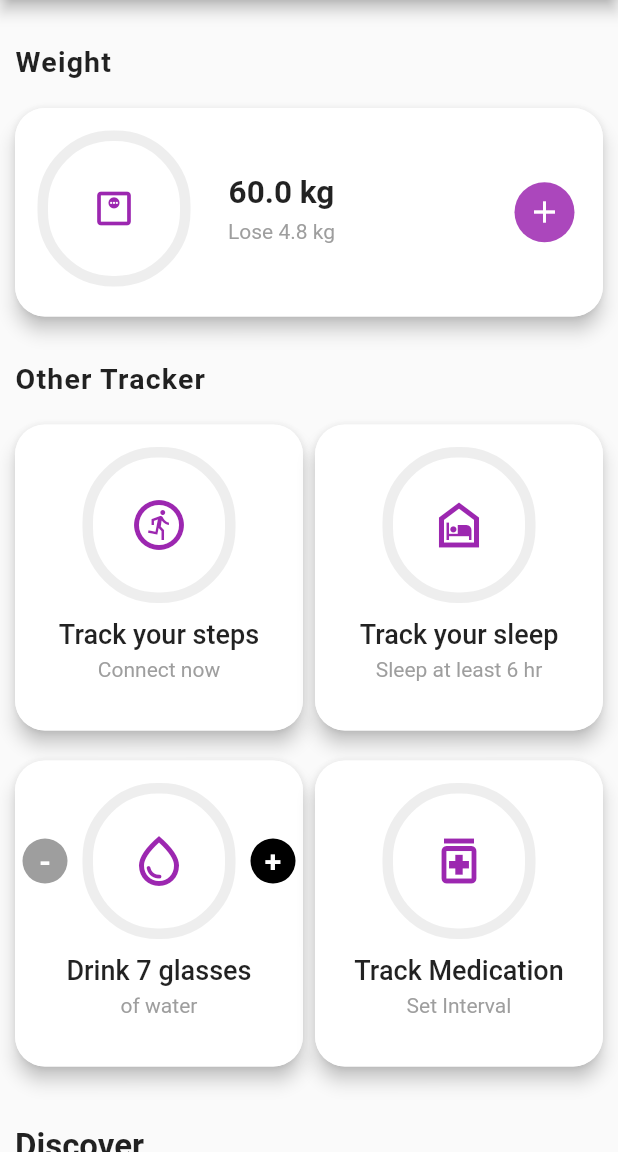
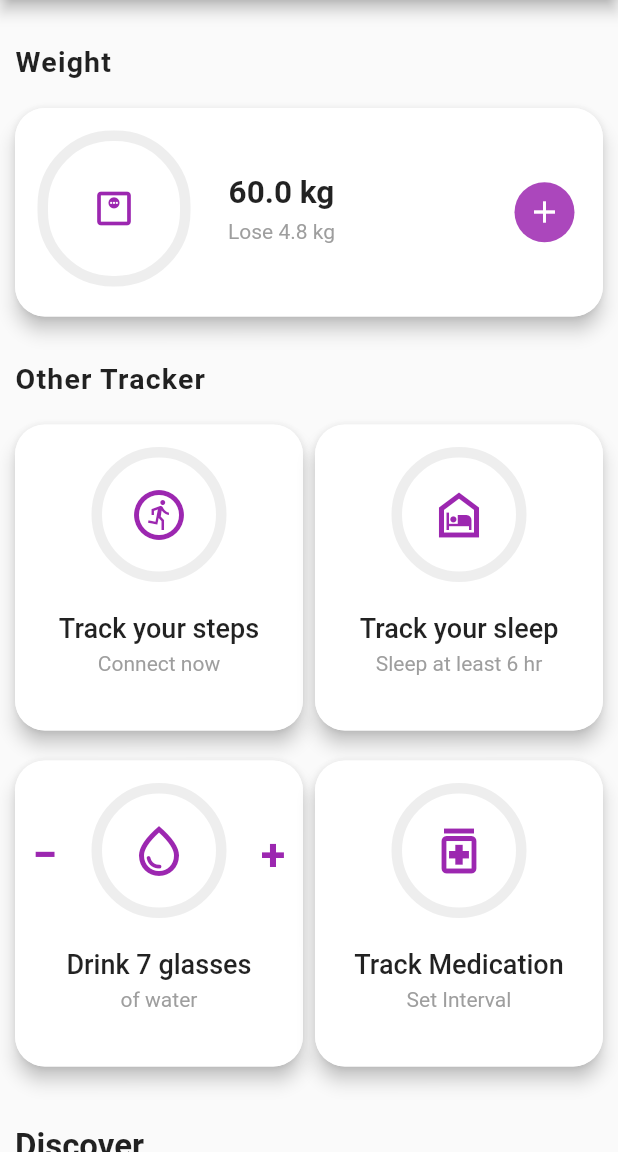
Before and after one commit to tjanhvi/Fitness-Community-App, a Flutter app: the Sections screen opened directly, on a phone screen of 412 x 824 dp, the part 84-1236 px from its top. Run offline on Flutter 3.47's test engine with Material 2 defaults, Android fonts, the phone set to English and light mode, and no system bars; our stand-ins replace firebase_auth, firebase_core, pinput, syncfusion_flutter_calendar, syncfusion_flutter_gauges, wave; accounts and stored records are empty.

Commit message:
added buttons

```diff
--- a/fitness_app/lib/screens/homepage_Sections/Sections.dart
+++ b/fitness_app/lib/screens/homepage_Sections/Sections.dart
@@ -181,9 +181,8 @@ class _SectionsState extends State<Sections> {
                               child: Column(
                                 children: [
                                   Container(
-                                    height:
-                                        MediaQuery.of(context).size.height - 720,
-                                    width: MediaQuery.of(context).size.width - 310,
+                                    height: 90.0,
+                                    width: 90.0,
                                     decoration: BoxDecoration(
                                         borderRadius: BorderRadius.circular(50),
                                         border: Border.all(
@@ -195,7 +194,7 @@ class _SectionsState extends State<Sections> {
                                     ),
                                   ),
                                   SizedBox(
-                                    height: 10,
+                                    height: 20,
                                   ),
                                   Text(
                                     "Track your steps",
@@ -222,7 +221,7 @@ class _SectionsState extends State<Sections> {
                             Navigator.push(
                                 context,
                                 MaterialPageRoute(
-                                    builder: (context) => SleepTracker()));
+                                  builder: (context) => SleepTracker()));
                           },
                           child: Material(
                             elevation: 5,
@@ -238,9 +237,8 @@ class _SectionsState extends State<Sections> {
                               child: Column(
                                 children: [
                                   Container(
-                                    height:
-                                        MediaQuery.of(context).size.height - 720,
-                                    width: MediaQuery.of(context).size.width - 310,
+                                    height: 90.0,
+                                    width: 90.0,
                                     decoration: BoxDecoration(
                                         borderRadius: BorderRadius.circular(50),
                                         border: Border.all(
@@ -252,7 +250,7 @@ class _SectionsState extends State<Sections> {
                                     ),
                                   ),
                                   SizedBox(
-                                    height: 10,
+                                    height: 20,
                                   ),
                                   Text(
                                     "Track your sleep",
@@ -311,25 +309,19 @@ class _SectionsState extends State<Sections> {
                                         child: Container(
                                           height: 30,
                                           width: 30,
-                                          decoration: BoxDecoration(
-                                              color: Colors.grey,
-                                              borderRadius:
-                                                  BorderRadius.circular(20)),
                                           child: Center(
                                               child: Text(
-                                            "-",
+                                            "−",
                                             style: TextStyle(
                                                 fontWeight: FontWeight.bold,
-                                                fontSize: 20,
-                                                color: Colors.white),
+                                                fontSize: 30,
+                                                color: Colors.purple),
                                           )),
                                         ),
                                       ),
                                       Container(
-                                        height: MediaQuery.of(context).size.height -
-                                            720,
-                                        width:
-                                            MediaQuery.of(context).size.width - 310,
+                                        height: 90.0,
+                                        width: 90.0,
                                         decoration: BoxDecoration(
                                             borderRadius: BorderRadius.circular(50),
                                             border: Border.all(
@@ -346,24 +338,20 @@ class _SectionsState extends State<Sections> {
                                         child: Container(
                                           height: 30,
                                           width: 30,
-                                          decoration: BoxDecoration(
-                                              color: Colors.black,
-                                              borderRadius:
-                                                  BorderRadius.circular(20)),
                                           child: Center(
                                               child: Text(
                                             "+",
                                             style: TextStyle(
                                                 fontWeight: FontWeight.bold,
-                                                fontSize: 20,
-                                                color: Colors.white),
+                                                fontSize: 30,
+                                                color: Colors.purple),
                                           )),
                                         ),
                                       )
                                     ],
                                   ),
                                   SizedBox(
-                                    height: 10,
+                                    height: 20,
                                   ),
                                   Text(
                                     "Drink 7 glasses",
@@ -410,9 +398,8 @@ class _SectionsState extends State<Sections> {
                               child: Column(
                                 children: [
                                   Container(
-                                    height:
-                                        MediaQuery.of(context).size.height - 720,
-                                    width: MediaQuery.of(context).size.width - 310,
+                                    height: 90.0,
+                                    width: 90.0,
                                     decoration: BoxDecoration(
                                         borderRadius: BorderRadius.circular(50),
                                         border: Border.all(
@@ -424,7 +411,7 @@ class _SectionsState extends State<Sections> {
                                     ),
                                   ),
                                   SizedBox(
-                                    height: 10,
+                                    height: 20,
                                   ),
                                   Text(
                                     "Track Medication",
```
